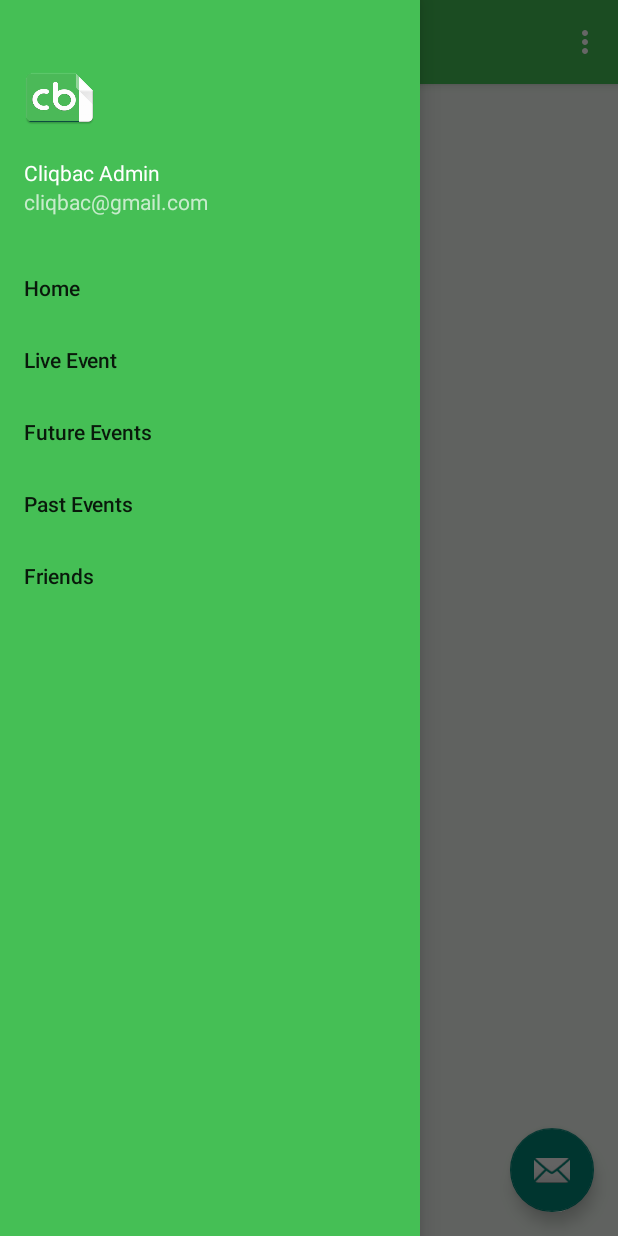
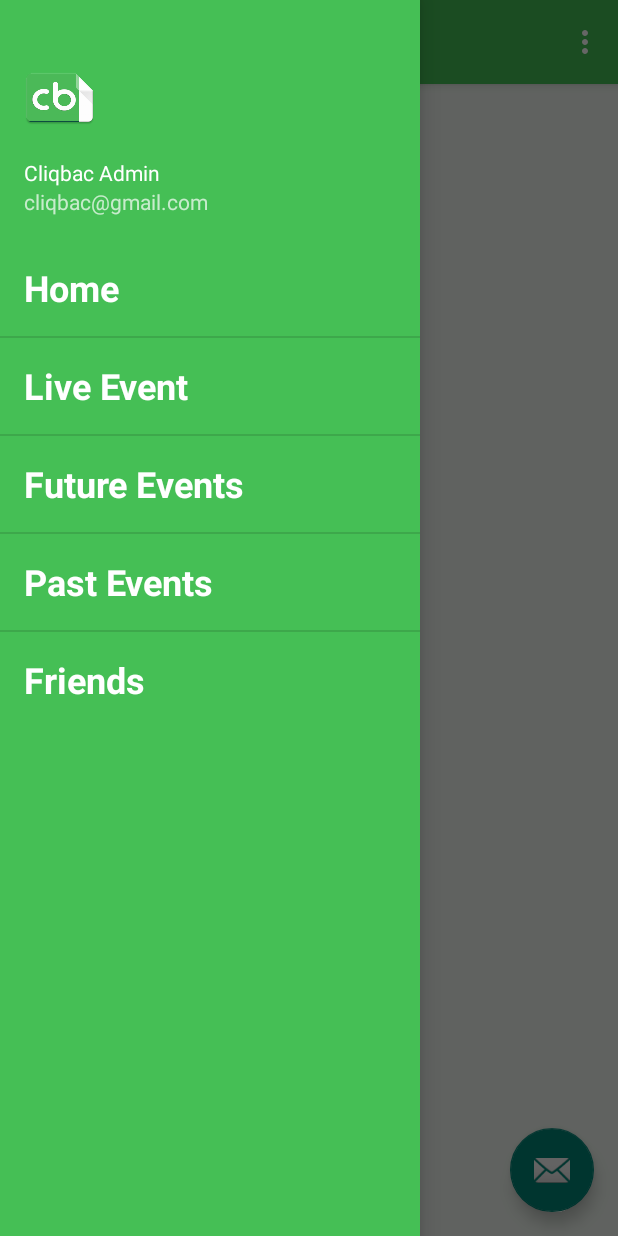
Before and after one commit to ChetMokh/Cliqbac, an Android app: the NavigationActivity screen opened directly, with no data from a screen before it, with the side drawer open, on a phone screen of 412 x 824 dp. Run offline under Robolectric (Android 15) with nearby library versions, the phone set to English and light mode, and no system bars.

Commit message:
updated navi drawer

```diff
--- a/app/src/main/AndroidManifest.xml
+++ b/app/src/main/AndroidManifest.xml
@@ -6,6 +6,8 @@
     <uses-permission android:name="android.permission.GET_ACCOUNTS" />
     <uses-permission android:name="android.permission.READ_PROFILE" />
     <uses-permission android:name="android.permission.READ_CONTACTS" />
+    <uses-permission android:name="android.permission.ACCESS_FINE_LOCATION"/>
+    <uses-permission android:name="android.permission.ACCESS_COARSE_LOCATION"/>
 
     <!--
          The ACCESS_COARSE/FINE_LOCATION permissions are not required to use
--- a/app/src/main/res/layout/activity_navigation.xml
+++ b/app/src/main/res/layout/activity_navigation.xml
@@ -23,6 +23,7 @@
         android:background="#45BF55"
         android:fitsSystemWindows="true"
         app:headerLayout="@layout/nav_header_navigation"
+        app:itemTextAppearance="@style/NavDrawerTextStyle"
         app:menu="@menu/activity_navigation_drawer" />
 
 </android.support.v4.widget.DrawerLayout>
--- a/app/src/main/res/menu/activity_navigation_drawer.xml
+++ b/app/src/main/res/menu/activity_navigation_drawer.xml
@@ -2,24 +2,32 @@
 <menu xmlns:android="http://schemas.android.com/apk/res/android">
 
 
-    <group android:checkableBehavior="single">
+    <group android:id="@+id/group1" android:checkableBehavior="single">
         <item
             android:id="@+id/home"
             android:title="Home" />
+        </group>
+    <group android:id="@+id/group2" android:checkableBehavior="single">
         <item
             android:id="@+id/live"
             android:title="Live Event"
             />
+        </group>
+    <group android:id="@+id/group3" android:checkableBehavior="single">
         <item
             android:id="@+id/future"
             android:title="Future Events" />
+        </group>
+    <group android:id="@+id/group4" android:checkableBehavior="single">
         <item
             android:id="@+id/past"
             android:title="Past Events" />
+        </group>
+    <group android:id="@+id/group5" android:checkableBehavior="single">
         <item
             android:id="@+id/friends"
             android:title="Friends" />
-    </group>
+        </group>
 
     <!--<item android:title="Communicate">
         <menu>
--- a/app/src/main/res/values/colors.xml
+++ b/app/src/main/res/values/colors.xml
@@ -3,6 +3,7 @@
     <color name="colorPrimary">#30853b</color>
     <color name="colorPrimaryDark">#303F9F</color>
     <color name="colorAccent">#FF4081</color>
+    <color name="white">#FFFFFF</color>
     <color name="cbLightGreen">#45bf55</color>
     <color name="primary_cb_light">#45bf55</color>
     <color name="primary_dark_material_light">#dbe0db</color>
--- a/app/src/main/res/values/styles.xml
+++ b/app/src/main/res/values/styles.xml
@@ -24,5 +24,12 @@
         <item name="colorPrimaryDark">@color/primary_material_dark</item>
     </style>
 
+    <style name="NavDrawerTextStyle" parent="Base.TextAppearance.AppCompat">
+        <item name="android:textColor">@color/white</item>
+        <item name="android:textSize">24sp</item>
+        <item name="android:textStyle">bold</item>
+        <item name="android:listDivider">@color/white</item>
+    </style>
+
 
 </resources>
```
